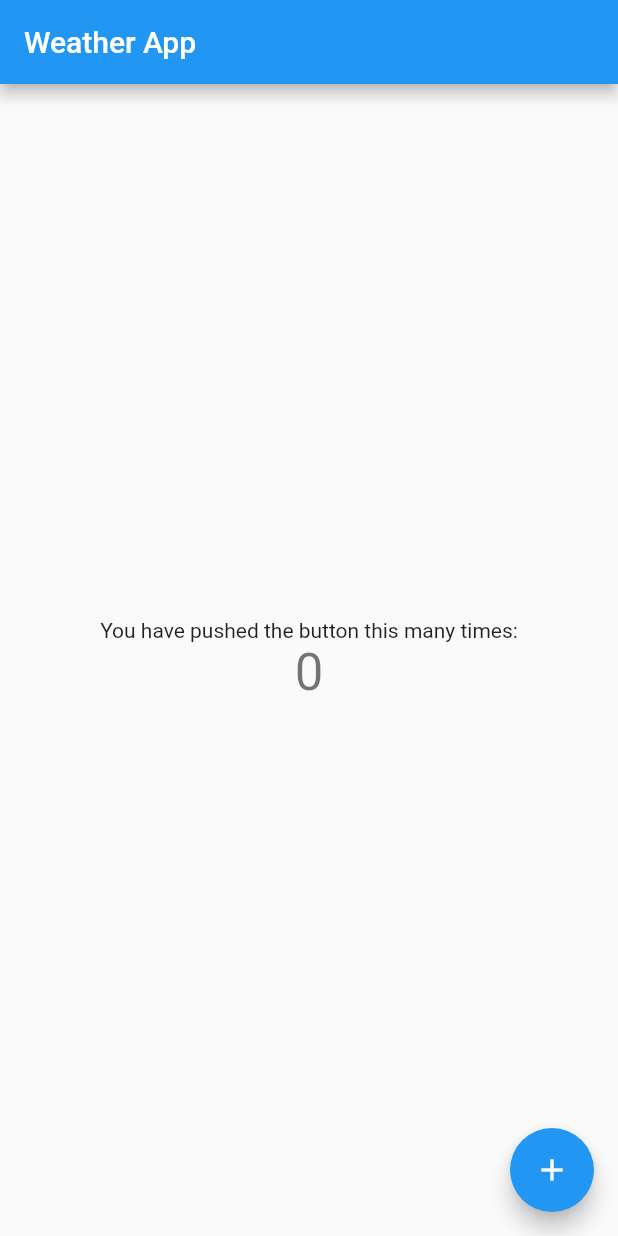
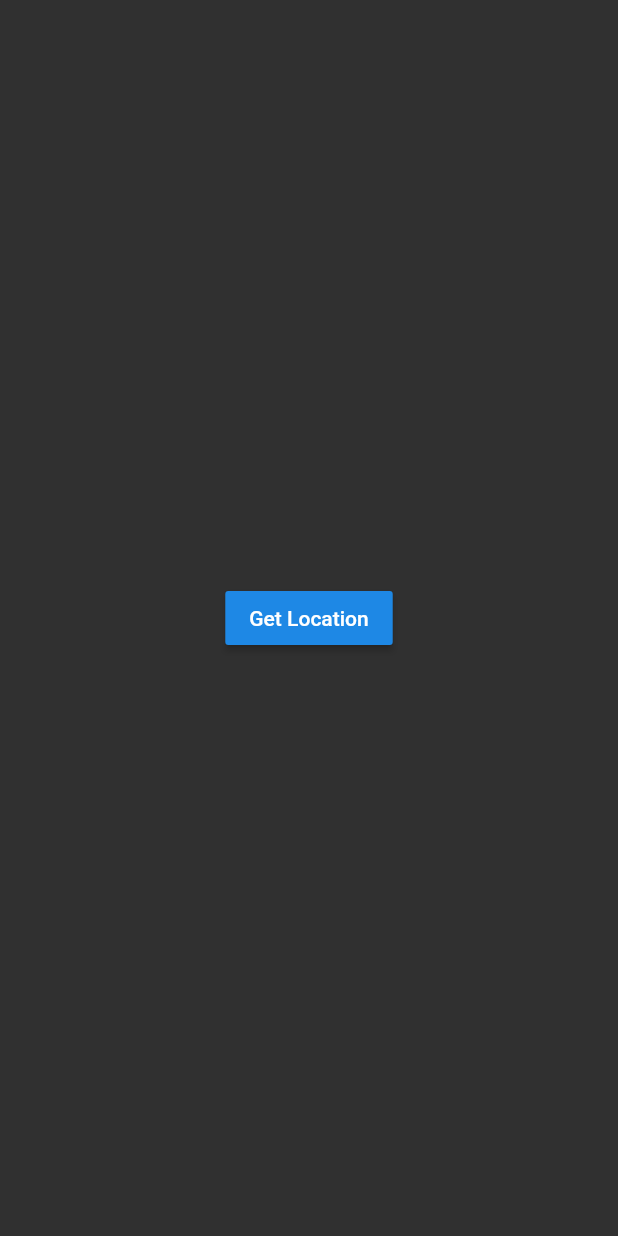
Before and after one commit to ahsanahmedkhan/weather_app, a Flutter app: the screen it shows after launch, on a phone screen of 412 x 824 dp. Run offline on Flutter 3.47's test engine with Material 2 defaults, Android fonts, the phone set to English and light mode, and no system bars.

Commit message:
initial commit

```diff
--- a/lib/main.dart
+++ b/lib/main.dart
@@ -1,117 +1,15 @@
 import 'package:flutter/material.dart';
+import 'package:weather_app/screens/loading_screen.dart';
 
-void main() {
-  runApp(MyApp());
-}
+
+void main() => runApp(MyApp());
 
 class MyApp extends StatelessWidget {
-  // This widget is the root of your application.
   @override
   Widget build(BuildContext context) {
     return MaterialApp(
-      title: 'Flutter Demo',
-      theme: ThemeData(
-        // This is the theme of your application.
-        //
-        // Try running your application with "flutter run". You'll see the
-        // application has a blue toolbar. Then, without quitting the app, try
-        // changing the primarySwatch below to Colors.green and then invoke
-        // "hot reload" (press "r" in the console where you ran "flutter run",
-        // or simply save your changes to "hot reload" in a Flutter IDE).
-        // Notice that the counter didn't reset back to zero; the application
-        // is not restarted.
-        primarySwatch: Colors.blue,
-        // This makes the visual density adapt to the platform that you run
-        // the app on. For desktop platforms, the controls will be smaller and
-        // closer together (more dense) than on mobile platforms.
-        visualDensity: VisualDensity.adaptivePlatformDensity,
-      ),
-      home: MyHomePage(title: 'Flutter Demo Home Page'),
+      theme: ThemeData.dark(),
+      home: LoadingScreen(),
     );
   }
 }
-
-class MyHomePage extends StatefulWidget {
-  MyHomePage({Key key, this.title}) : super(key: key);
-
-  // This widget is the home page of your application. It is stateful, meaning
-  // that it has a State object (defined below) that contains fields that affect
-  // how it looks.
-
-  // This class is the configuration for the state. It holds the values (in this
-  // case the title) provided by the parent (in this case the App widget) and
-  // used by the build method of the State. Fields in a Widget subclass are
-  // always marked "final".
-
-  final String title;
-
-  @override
-  _MyHomePageState createState() => _MyHomePageState();
-}
-
-class _MyHomePageState extends State<MyHomePage> {
-  int _counter = 0;
-
-  void _incrementCounter() {
-    setState(() {
-      // This call to setState tells the Flutter framework that something has
-      // changed in this State, which causes it to rerun the build method below
-      // so that the display can reflect the updated values. If we changed
-      // _counter without calling setState(), then the build method would not be
-      // called again, and so nothing would appear to happen.
-      _counter++;
-    });
-  }
-
-  @override
-  Widget build(BuildContext context) {
-    // This method is rerun every time setState is called, for instance as done
-    // by the _incrementCounter method above.
-    //
-    // The Flutter framework has been optimized to make rerunning build methods
-    // fast, so that you can just rebuild anything that needs updating rather
-    // than having to individually change instances of widgets.
-    return Scaffold(
-      appBar: AppBar(
-        // Here we take the value from the MyHomePage object that was created by
-        // the App.build method, and use it to set our appbar title.
-        title: Text("Weather App"),
-      ),
-      body: Center(
-        // Center is a layout widget. It takes a single child and positions it
-        // in the middle of the parent.
-        child: Column(
-          // Column is also a layout widget. It takes a list of children and
-          // arranges them vertically. By default, it sizes itself to fit its
-          // children horizontally, and tries to be as tall as its parent.
-          //
-          // Invoke "debug painting" (press "p" in the console, choose the
-          // "Toggle Debug Paint" action from the Flutter Inspector in Android
-          // Studio, or the "Toggle Debug Paint" command in Visual Studio Code)
-          // to see the wireframe for each widget.
-          //
-          // Column has various properties to control how it sizes itself and
-          // how it positions its children. Here we use mainAxisAlignment to
-          // center the children vertically; the main axis here is the vertical
-          // axis because Columns are vertical (the cross axis would be
-          // horizontal).
-          mainAxisAlignment: MainAxisAlignment.center,
-          children: <Widget>[
-            Text(
-              'You have pushed the button this many times:',
-            ),
-            Text(
-              '$_counter',
-              style: Theme.of(context).textTheme.headline4,
-            ),
-          ],
-        ),
-      ),
-      floatingActionButton: FloatingActionButton(
-        onPressed: _incrementCounter,
-        tooltip: 'Increment',
-        child: Icon(Icons.add),
-      ), // This trailing comma makes auto-formatting nicer for build methods.
-    );
-  }
-}
--- /dev/null
+++ b/lib/screens/loading_screen.dart
@@ -0,0 +1,22 @@
+import 'package:flutter/material.dart';
+
+class LoadingScreen extends StatefulWidget {
+  @override
+  _LoadingScreenState createState() => _LoadingScreenState();
+}
+
+class _LoadingScreenState extends State<LoadingScreen> {
+  @override
+  Widget build(BuildContext context) {
+    return Scaffold(
+      body: Center(
+        child: RaisedButton(
+          onPressed: () {
+            //Get the current location
+          },
+          child: Text('Get Location'),
+        ),
+      ),
+    );
+  }
+}
```
Also changed, not shown: lib/screens/city_screen.dart (added, +53 -0 lines), lib/screens/location_screen.dart (added, +76 -0 lines), lib/services/weather.dart (added, +33 -0 lines), lib/utilities/constants.dart (added, +20 -0 lines), fonts/SpartanMB-Black.otf (added), lib/services/location.dart (added), lib/services/networking.dart (added), 1 other file.
